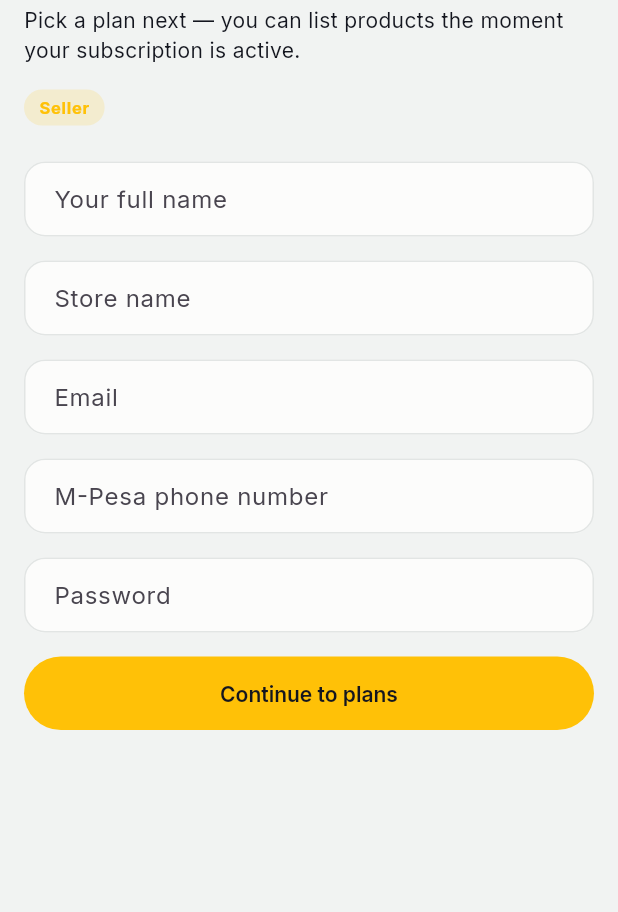
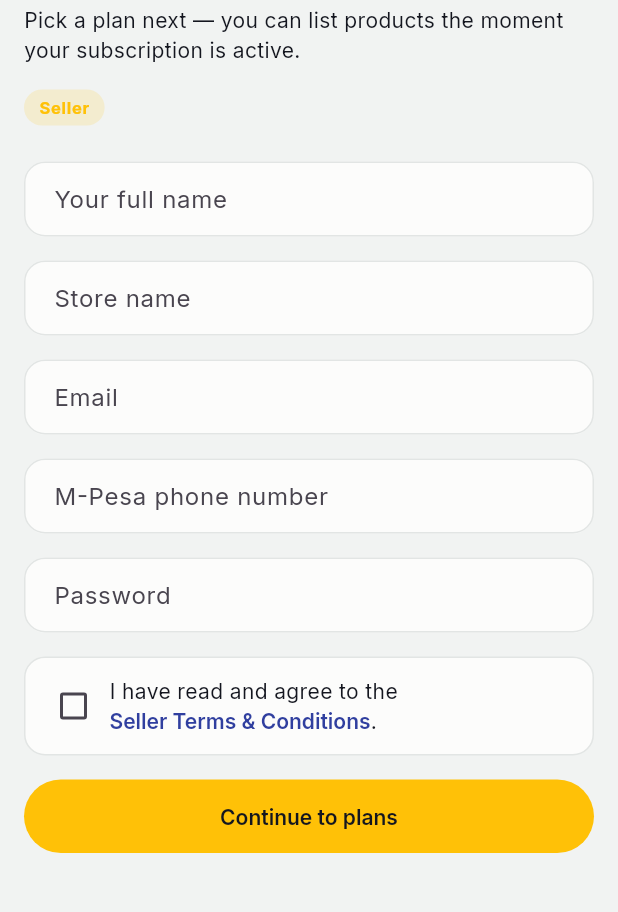
Before and after one commit to Gilliam-20/Sellora, a Flutter app: the RegisterSellerView screen opened by its route, on a phone screen of 412 x 824 dp, the part 167-1079 px from its top. Run offline on Flutter 3.47's test engine with Material 3 defaults, Android fonts, the phone set to English and light mode, and no system bars; our stand-ins replace cached_network_image, cloud_firestore, dio, firebase_auth, firebase_core, get and 2 more; accounts and stored records are empty.

Commit message:
terms and conditions

```diff
--- a/lib/app/routes/app_pages.dart
+++ b/lib/app/routes/app_pages.dart
@@ -5,6 +5,7 @@ import '../../modules/admin/shell/admin_shell_view.dart';
 import '../../modules/auth/bindings/auth_binding.dart';
 import '../../modules/auth/views/login_view.dart';
 import '../../modules/auth/views/register_seller_view.dart';
+import '../../modules/auth/views/seller_terms_view.dart';
 import '../../modules/auth/views/role_select_view.dart';
 import '../../modules/auth/views/splash_view.dart';
 import '../../modules/buyer/buyer_binding.dart';
@@ -49,6 +50,7 @@ class AppPages {
         name: Routes.registerSeller,
         page: () => const RegisterSellerView(),
         binding: AuthBinding()),
+    GetPage(name: Routes.sellerTerms, page: () => const SellerTermsView()),
     GetPage(
       name: Routes.storefront,
       page: () => const StorefrontView(),
--- a/lib/app/routes/app_routes.dart
+++ b/lib/app/routes/app_routes.dart
@@ -6,6 +6,7 @@ abstract class Routes {
   static const roleSelect = '/role-select';
   static const login = '/login';
   static const registerSeller = '/register/seller';
+  static const sellerTerms = '/seller-terms';
 
   static const sellerOnboarding = '/seller/onboarding';
 
--- a/lib/data/models/user_model.dart
+++ b/lib/data/models/user_model.dart
@@ -8,6 +8,11 @@ UserRole userRoleFromString(String value) {
 }
 
 enum SellerStatus { pendingApproval, active, suspended }
+
+/// The version a seller agrees to when opening a Sellora store. Keeping this
+/// alongside the acceptance record lets us ask for a new agreement when the
+/// terms materially change.
+const sellerTermsVersion = '2026-09-17';
 
 class UserModel {
   UserModel({
@@ -21,6 +26,8 @@ class UserModel {
     this.storeName,
     this.subscriptionPlanId,
     this.subscriptionActiveUntil,
+    this.sellerTermsAcceptedAt,
+    this.sellerTermsVersion,
     this.currencyCode = 'USD',
     this.storeId,
     this.createdAt,
@@ -38,6 +45,8 @@ class UserModel {
   final String? storeName;
   final String? subscriptionPlanId;
   final DateTime? subscriptionActiveUntil;
+  final DateTime? sellerTermsAcceptedAt;
+  final String? sellerTermsVersion;
   final String currencyCode;
 
   // Buyer-only: the store (see StoreModel) they registered as a customer
@@ -59,6 +68,8 @@ class UserModel {
     String? storeName,
     String? subscriptionPlanId,
     DateTime? subscriptionActiveUntil,
+    DateTime? sellerTermsAcceptedAt,
+    String? sellerTermsVersion,
     String? currencyCode,
   }) {
     return UserModel(
@@ -73,6 +84,9 @@ class UserModel {
       subscriptionPlanId: subscriptionPlanId ?? this.subscriptionPlanId,
       subscriptionActiveUntil:
           subscriptionActiveUntil ?? this.subscriptionActiveUntil,
+      sellerTermsAcceptedAt:
+          sellerTermsAcceptedAt ?? this.sellerTermsAcceptedAt,
+      sellerTermsVersion: sellerTermsVersion ?? this.sellerTermsVersion,
       currencyCode: currencyCode ?? this.currencyCode,
       createdAt: createdAt,
     );
@@ -95,6 +109,10 @@ class UserModel {
       subscriptionActiveUntil: map['subscriptionActiveUntil'] != null
           ? DateTime.tryParse(map['subscriptionActiveUntil'] as String)
           : null,
+      sellerTermsAcceptedAt: map['sellerTermsAcceptedAt'] != null
+          ? DateTime.tryParse(map['sellerTermsAcceptedAt'] as String)
+          : null,
+      sellerTermsVersion: map['sellerTermsVersion'] as String?,
       currencyCode: map['currencyCode'] as String? ?? 'USD',
       storeId: map['storeId'] as String?,
       createdAt: map['createdAt'] != null
@@ -115,6 +133,8 @@ class UserModel {
       'storeName': storeName,
       'subscriptionPlanId': subscriptionPlanId,
       'subscriptionActiveUntil': subscriptionActiveUntil?.toIso8601String(),
+      'sellerTermsAcceptedAt': sellerTermsAcceptedAt?.toIso8601String(),
+      'sellerTermsVersion': sellerTermsVersion,
       'currencyCode': currencyCode,
       'storeId': storeId,
       'createdAt': createdAt?.toIso8601String(),
--- a/lib/data/repositories/mock/mock_auth_repository.dart
+++ b/lib/data/repositories/mock/mock_auth_repository.dart
@@ -108,7 +108,11 @@ class MockAuthRepository extends GetxService implements AuthRepository {
     required String password,
     required String storeName,
     required String phone,
+    required bool hasAcceptedTerms,
   }) async {
+    if (!hasAcceptedTerms) {
+      throw ArgumentError('Seller terms must be accepted before registration.');
+    }
     await Future.delayed(const Duration(milliseconds: 600));
     final user = UserModel(
       uid: 'mock-seller-${DateTime.now().millisecondsSinceEpoch}',
@@ -118,6 +122,8 @@ class MockAuthRepository extends GetxService implements AuthRepository {
       role: UserRole.seller,
       storeName: storeName,
       sellerStatus: SellerStatus.pendingApproval,
+      sellerTermsAcceptedAt: DateTime.now(),
+      sellerTermsVersion: sellerTermsVersion,
       currencyCode: 'KES',
       createdAt: DateTime.now(),
     );
--- a/lib/modules/auth/controllers/auth_controller.dart
+++ b/lib/modules/auth/controllers/auth_controller.dart
@@ -113,7 +113,12 @@ class AuthController extends GetxController {
     required String password,
     required String storeName,
     required String phone,
+    required bool hasAcceptedTerms,
   }) async {
+    if (!hasAcceptedTerms) {
+      errorMessage.value = 'Please accept the Seller Terms & Conditions to continue.';
+      return;
+    }
     isLoading.value = true;
     errorMessage.value = null;
     try {
@@ -123,6 +128,7 @@ class AuthController extends GetxController {
         password: password,
         storeName: storeName,
         phone: phone,
+        hasAcceptedTerms: hasAcceptedTerms,
       );
       _storage.lastRole = user.role.name;
       Get.offAllNamed(Routes.sellerOnboarding);
--- a/lib/modules/auth/views/register_seller_view.dart
+++ b/lib/modules/auth/views/register_seller_view.dart
@@ -2,6 +2,7 @@ import 'package:flutter/material.dart';
 import 'package:get/get.dart';
 import '../../../app/theme/app_colors.dart';
 import '../../../app/theme/app_metrics.dart';
+import '../../../app/routes/app_routes.dart';
 import '../../../core/utils/responsive.dart';
 import '../../../core/utils/validators.dart';
 import '../../../core/widgets/common.dart';
@@ -22,6 +23,7 @@ class _RegisterSellerViewState extends State<RegisterSellerView> {
   final _emailCtrl = TextEditingController();
   final _phoneCtrl = TextEditingController();
   final _passwordCtrl = TextEditingController();
+  bool _hasAcceptedTerms = false;
 
   @override
   void dispose() {
@@ -98,6 +100,87 @@ class _RegisterSellerViewState extends State<RegisterSellerView> {
                     validator: Validators.password,
                   ),
                   const SizedBox(height: AppSpacing.md),
+                  FormField<bool>(
+                    initialValue: _hasAcceptedTerms,
+                    validator: (value) => value == true
+                        ? null
+                        : 'You must accept the Seller Terms & Conditions.',
+                    builder: (field) => Column(
+                      crossAxisAlignment: CrossAxisAlignment.start,
+                      children: [
+                        Container(
+                          padding: const EdgeInsets.all(AppSpacing.sm),
+                          decoration: BoxDecoration(
+                            color: AppColors.cloud,
+                            border: Border.all(
+                              color: field.hasError
+                                  ? AppColors.danger
+                                  : AppColors.hairline,
+                            ),
+                            borderRadius:
+                                BorderRadius.circular(AppRadii.stub + 8),
+                          ),
+                          child: Row(
+                            crossAxisAlignment: CrossAxisAlignment.start,
+                            children: [
+                              Checkbox(
+                                value: _hasAcceptedTerms,
+                                activeColor: AppColors.manifestGoldDeep,
+                                checkColor: AppColors.ink,
+                                onChanged: (value) => setState(() {
+                                  _hasAcceptedTerms = value ?? false;
+                                  field.didChange(_hasAcceptedTerms);
+                                }),
+                              ),
+                              Expanded(
+                                child: Padding(
+                                  padding: const EdgeInsets.only(
+                                      top: AppSpacing.xs),
+                                  child: Wrap(
+                                    crossAxisAlignment:
+                                        WrapCrossAlignment.center,
+                                    children: [
+                                      Text('I have read and agree to the ',
+                                          style: Theme.of(context)
+                                              .textTheme
+                                              .bodyMedium),
+                                      TextButton(
+                                        onPressed: () =>
+                                            Get.toNamed(Routes.sellerTerms),
+                                        style: TextButton.styleFrom(
+                                          padding: EdgeInsets.zero,
+                                          minimumSize: Size.zero,
+                                          tapTargetSize:
+                                              MaterialTapTargetSize.shrinkWrap,
+                                        ),
+                                        child: const Text(
+                                            'Seller Terms & Conditions'),
+                                      ),
+                                      Text('.',
+                                          style: Theme.of(context)
+                                              .textTheme
+                                              .bodyMedium),
+                                    ],
+                                  ),
+                                ),
+                              ),
+                            ],
+                          ),
+                        ),
+                        if (field.hasError)
+                          Padding(
+                            padding: const EdgeInsets.only(
+                                left: AppSpacing.md, top: AppSpacing.xs),
+                            child: Text(field.errorText!,
+                                style: Theme.of(context)
+                                    .textTheme
+                                    .bodySmall
+                                    ?.copyWith(color: AppColors.danger)),
+                          ),
+                      ],
+                    ),
+                  ),
+                  const SizedBox(height: AppSpacing.md),
                   Obx(() {
                     final error = controller.errorMessage.value;
                     if (error == null) return const SizedBox.shrink();
@@ -121,6 +204,7 @@ class _RegisterSellerViewState extends State<RegisterSellerView> {
                                     password: _passwordCtrl.text,
                                     storeName: _storeCtrl.text.trim(),
                                     phone: _phoneCtrl.text.trim(),
+                                    hasAcceptedTerms: _hasAcceptedTerms,
                                   );
                                 }
                               },
```
Also changed, not shown: lib/data/repositories/auth_repository.dart (+7 -0 lines), lib/modules/auth/views/seller_terms_view.dart (added, +125 -0 lines), 4 other files.
